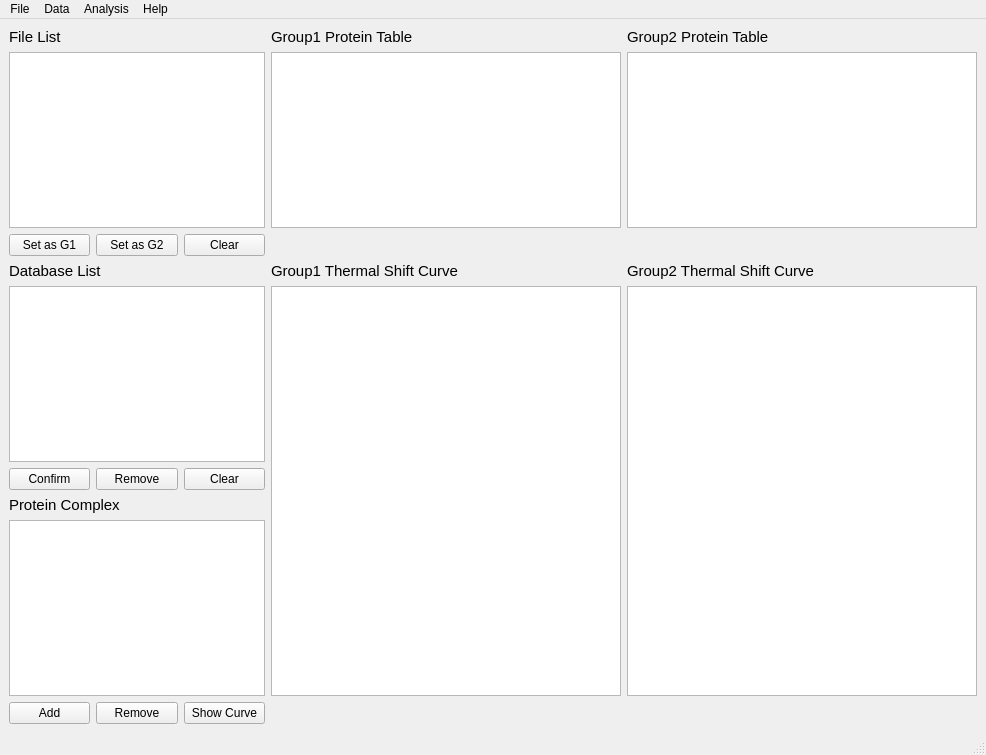
Old version of the form MainWindow.ui in the repository hcji/ProSAP.
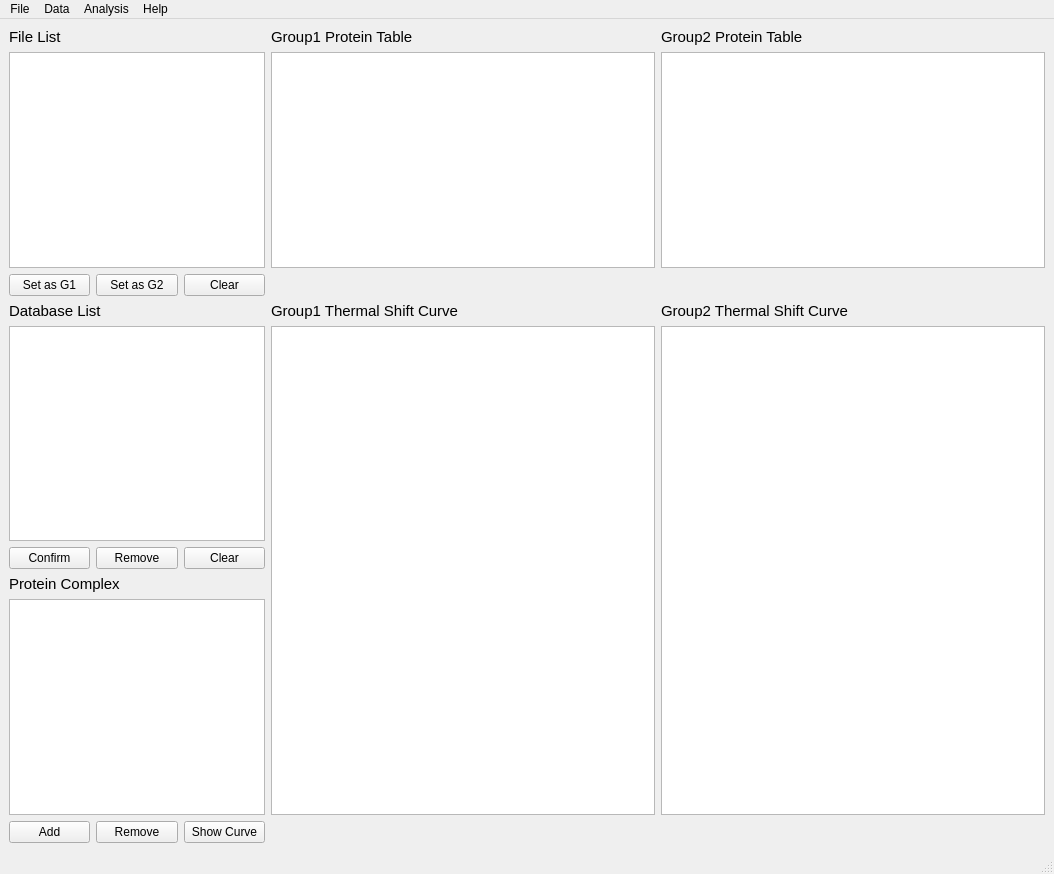
New version of the form. Icons and pictures are not drawn.

```diff
--- a/MainWindow.ui
+++ b/MainWindow.ui
@@ -6,8 +6,8 @@
    <rect>
     <x>0</x>
     <y>0</y>
-    <width>986</width>
-    <height>755</height>
+    <width>1054</width>
+    <height>874</height>
    </rect>
   </property>
   <property name="windowTitle">
@@ -198,7 +198,7 @@
     <rect>
      <x>0</x>
      <y>0</y>
-     <width>986</width>
+     <width>1054</width>
      <height>26</height>
     </rect>
    </property>
```
Left out of the diff: 180 changed lines with no effect on the pictures.
